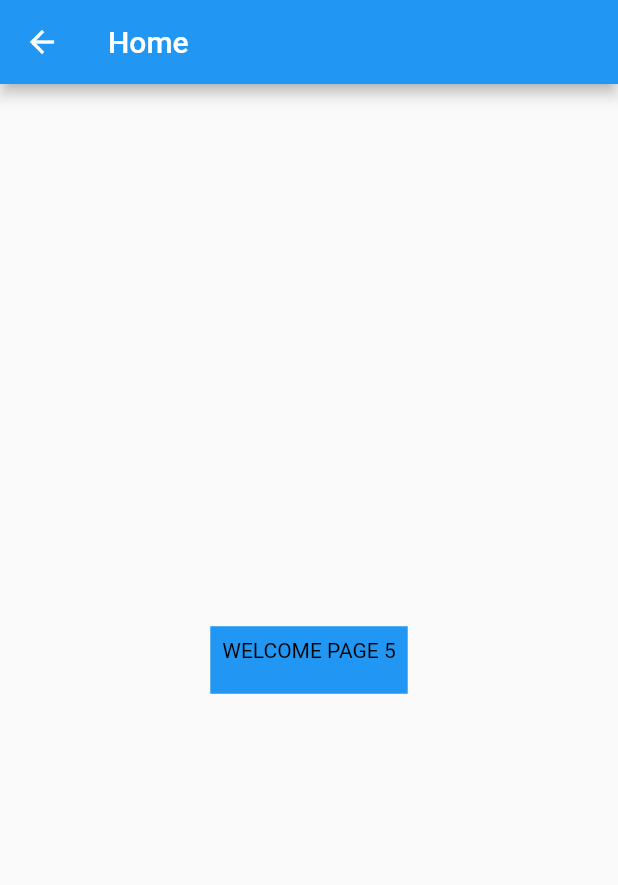
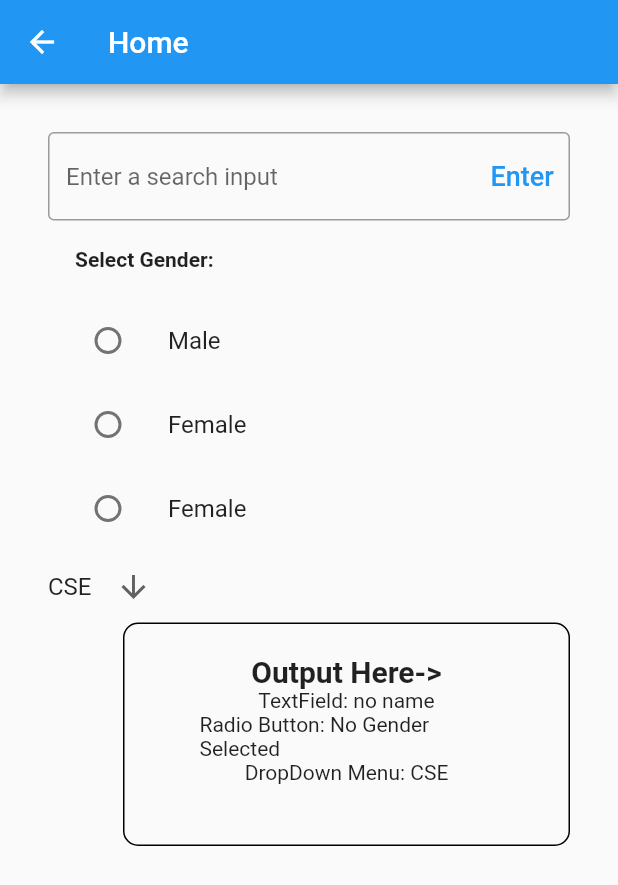
Before and after one commit to Masud322/flutter_project, a Flutter app: the screen it shows after launch, after a tap on "List View -> 5", on a phone screen of 412 x 824 dp. Shown: the top 885 px of the screen. Run offline on Flutter 3.47's test engine with Material 2 defaults, Android fonts, the phone set to English and light mode, and no system bars; our stand-ins replace flutter_spinkit.

Commit message:
new modifie

```diff
--- a/lib/Page_5.dart
+++ b/lib/Page_5.dart
@@ -1,23 +1,198 @@
+import 'dart:ui';
+
 import 'package:flutter/material.dart';
-class Page_5 extends StatelessWidget {
+
+class Page_5 extends StatefulWidget {
   const Page_5({Key? key}) : super(key: key);
 
   @override
+  State<Page_5> createState() => _Page_5State();
+}
+
+class _Page_5State extends State<Page_5> {
+    String username = 'no name';
+
+  static const List<String> _dept = ['CSE', 'EEE', 'Civil', 'NAME'];
+  String selectedDept = _dept.first;
+  String? currentItem = 'CSE';
+  String? _gender = 'No Gender Selected';
+
+  void _genderRadio(String? val) {
+    setState(() {
+      _gender = val;
+    });
+  }
+
+  @override
   Widget build(BuildContext context) {
+    String? gender;
     return Scaffold(
       appBar: AppBar(
         title: (Text('Home')),
       ),
       body:
-      Center(
+      Container(
+        padding: EdgeInsets.all(32),
+        child: Column(
+          //mainAxisAlignment: MainAxisAlignment.start,
+          //crossAxisAlignment: CrossAxisAlignment.start,
+          children:<Widget> [
+            TextField(
+             decoration: InputDecoration(
 
-        child: Container(
-          padding: const EdgeInsets.all(8),
-            height: 45,
-            color: Colors.blue,
-           child: Text('WELCOME PAGE 5',style: TextStyle(color: Colors.black),),
-      )
+              border: const OutlineInputBorder(),
+                  hintText: 'Enter a search input',
+              suffixIcon: TextButton(onPressed: (){
+                setState(() {
 
+                });
+              }, child:
+               Text('Enter',style:TextStyle(fontSize: 18),
+              )
+              )
+             ),
+             onChanged: ((value) {
+               setState(() {
+                 username = value;
+               });
+             }),
+            ),
+
+            Column(
+
+
+
+              mainAxisAlignment: MainAxisAlignment.start,
+              crossAxisAlignment: CrossAxisAlignment.start,
+
+               children: [
+                Row(
+
+
+                ),
+                const Padding(
+                  padding: EdgeInsets.all(18.0),
+                  child: Text(
+                    'Select Gender:',
+                    style: TextStyle(
+                        fontWeight: FontWeight.bold,
+                        ),
+                  ),
+                ),
+                ListTile(
+                      leading: Radio(
+                        value: 'male',
+                        groupValue: _gender,
+                        onChanged: (value) {
+                          setState(() {
+                            _gender = value.toString();
+                          });
+                        },
+                      ),
+                      title: GestureDetector(
+                        onTap: () {
+                          _genderRadio('male');
+                        },
+                        child: const Text('Male'),
+                      ),
+                    ),
+                ListTile(
+                      leading: Radio(
+                        value: 'female',
+                        groupValue: _gender,
+                        onChanged: (value) {
+                          setState(() {
+                            _gender = value.toString();
+                          });
+                        },
+                      ),
+                      title: GestureDetector(
+                        onTap: () {
+                          _genderRadio('female');
+                        },
+                        child: const Text('Female'),
+                      ),
+                    ),
+                    ListTile(
+                      leading: Radio(
+                        value: 'female',
+                        groupValue: _gender,
+                        onChanged: (value) {
+                          setState(() {
+                            _gender = value.toString();
+                          });
+                        },
+                      ),
+                      title: GestureDetector(
+                        onTap: () {
+                          _genderRadio('female');
+                        },
+                        child: const Text('Female'),
+                      ),
+                    ),
+
+               ],
+              ),
+              Container(
+
+                child: Row(
+
+                  children: [
+                  DropdownButton(
+                  value: selectedDept,
+                  icon: const Icon(Icons.arrow_downward),
+                  elevation: 16,
+                  underline: Container(
+                    height: 2,
+                  ),
+                  onChanged: (String? value) {
+                    setState(() {
+                      selectedDept = value!;
+                    });
+                  },
+                  items: _dept.map<DropdownMenuItem<String>>((String value) {
+                    return DropdownMenuItem<String>(
+                      value: value,
+                      child: Text(value),
+                    );
+                  }).toList(),
+                ),
+                  ],
+                ),
+              ),
+
+
+           Container(
+
+            padding: const EdgeInsets.only(left: 50,right: 50,bottom: 40,top: 20),
+            margin: EdgeInsets.only(left: 50),
+            decoration: BoxDecoration(
+             borderRadius: BorderRadius.circular(10),
+                border: Border.all(),
+            ),
+
+            child: Column(
+              //crossAxisAlignment: CrossAxisAlignment.end,
+               //mainAxisAlignment: MainAxisAlignment.end,
+                children: [
+                  const Text('Output Here->',
+                    style: TextStyle(
+                      fontWeight: FontWeight.bold,
+
+                      fontSize: 20,
+                    ),
+                  ),
+
+                  Text('TextField: $username'),
+                  Text('Radio Button: $_gender'),
+                  Text('DropDown Menu: $selectedDept'),
+                ],
+
+            ),
+           )
+
+          ]
+        ),
       )
     );
   }
--- a/lib/main.dart
+++ b/lib/main.dart
@@ -113,7 +113,7 @@ class MyHomePage extends StatelessWidget {
             Container(
               margin: const EdgeInsets.all(2),
               height: 70,
-              color: Color.fromARGB(255, 0, 248, 4),
+              color: Color.fromARGB(255, 0, 255, 4),
               child: TextButton(
                 onPressed: () {
                   Navigator.push(context,
--- a/pubspec.yaml
+++ b/pubspec.yaml
@@ -34,6 +34,8 @@ dependencies:
   # The following adds the Cupertino Icons font to your application.
   # Use with the CupertinoIcons class for iOS style icons.
   cupertino_icons: ^1.0.2
+  flutter_spinkit: ^5.1.0
+  blurry_modal_progress_hud: ^1.0.3
 
 dev_dependencies:
   flutter_test:
```
Also changed, not shown: lib/Page_4.dart (+25 -13 lines), pubspec.lock.
